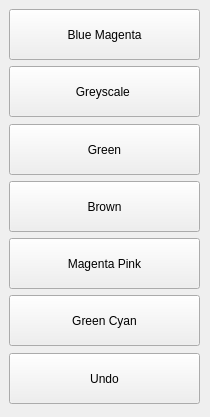
Above: ColorTransferUI.ui from notepower2k1/Image_Edition before the change. Below: the same form after it.
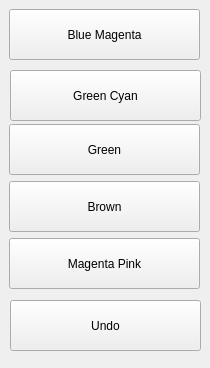
That is the form after the change.

```diff
--- a/ColorTransferUI.ui
+++ b/ColorTransferUI.ui
@@ -10,7 +10,7 @@
     <x>0</x>
     <y>0</y>
     <width>210</width>
-    <height>417</height>
+    <height>368</height>
    </rect>
   </property>
   <property name="sizePolicy">
@@ -22,25 +22,6 @@
   <property name="windowTitle">
    <string>Form</string>
   </property>
-  <widget class="QPushButton" name="pushButton_7">
-   <property name="geometry">
-    <rect>
-     <x>9</x>
-     <y>66</y>
-     <width>191</width>
-     <height>51</height>
-    </rect>
-   </property>
-   <property name="sizePolicy">
-    <sizepolicy hsizetype="Preferred" vsizetype="Preferred">
-     <horstretch>0</horstretch>
-     <verstretch>0</verstretch>
-    </sizepolicy>
-   </property>
-   <property name="text">
-    <string>Greyscale </string>
-   </property>
-  </widget>
   <widget class="QPushButton" name="pushButton">
    <property name="geometry">
     <rect>
@@ -101,8 +82,8 @@
   <widget class="QPushButton" name="pushButton_4">
    <property name="geometry">
     <rect>
-     <x>9</x>
-     <y>295</y>
+     <x>10</x>
+     <y>70</y>
      <width>191</width>
      <height>51</height>
     </rect>
@@ -139,8 +120,8 @@
   <widget class="QPushButton" name="pushButton_6">
    <property name="geometry">
     <rect>
-     <x>9</x>
-     <y>353</y>
+     <x>10</x>
+     <y>300</y>
      <width>191</width>
      <height>51</height>
     </rect>
```
